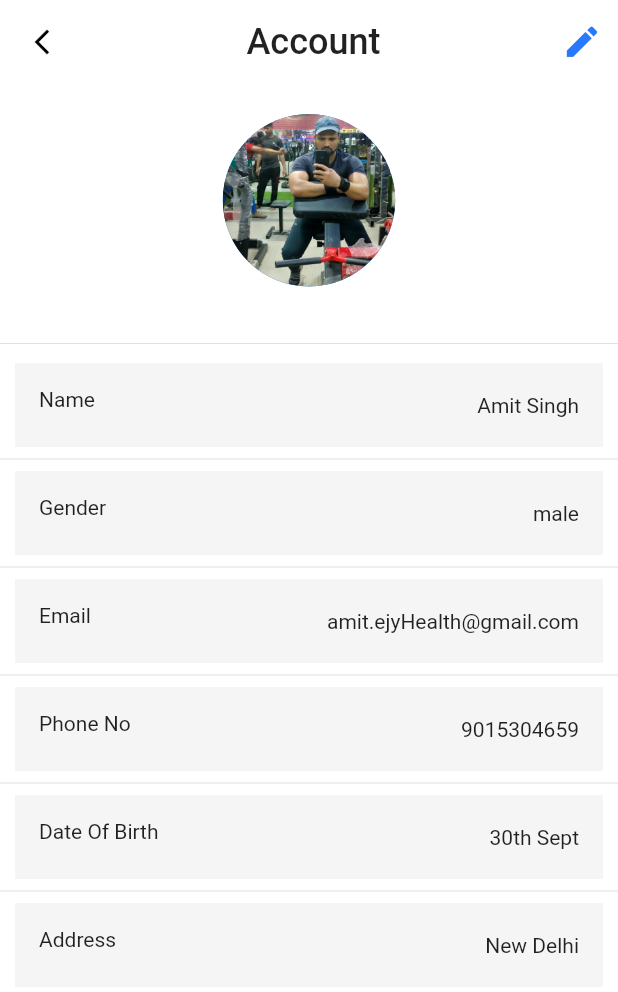
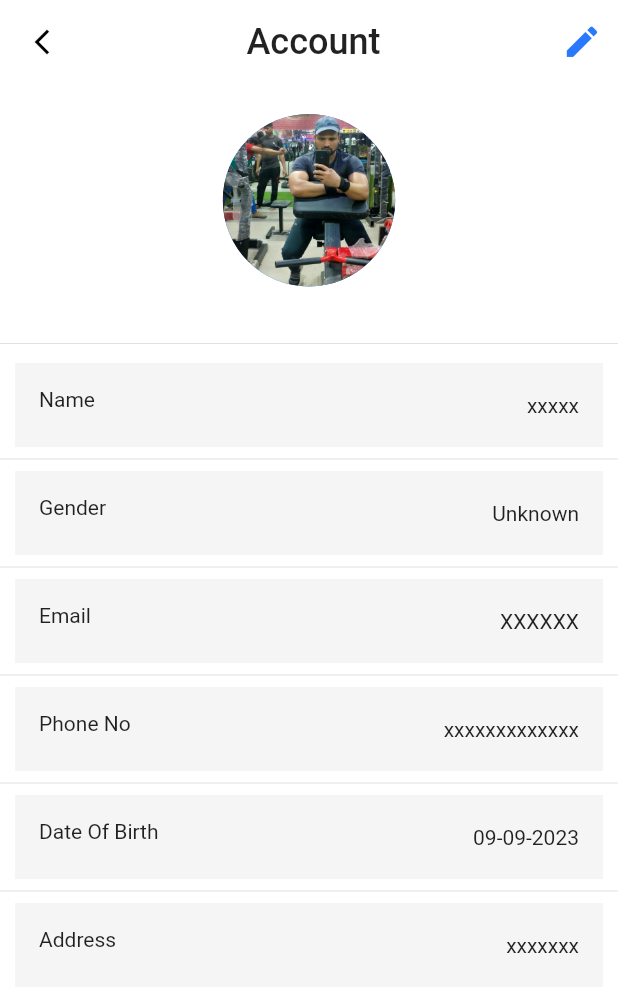
Before and after one commit to amitSingh1612/ejy_health, a Flutter app: the Profile screen opened directly, on a phone screen of 412 x 824 dp. Shown: the top 992 px of the screen. Run offline on Flutter 3.47's test engine with Material 2 defaults, Android fonts, the phone set to English and light mode, and no system bars; our stand-ins replace animate_do, animated_splash_screen, flutter_riverpod, flutter_svg, google_sign_in.

Commit message:
this is our second commit

```diff
--- /dev/null
+++ b/lib/Provider/profile_provider.dart
@@ -0,0 +1,21 @@
+import 'package:ejy_health/Models/profileDataModel.dart';
+import 'package:flutter/material.dart';
+import 'package:flutter_riverpod/flutter_riverpod.dart';
+
+
+class ProfileNotifier extends StateNotifier<ProfileData>{
+  ProfileNotifier():super(ProfileData(
+      address:" xxxxxxx",
+  dateOfBirth: DateTime.now(),
+  email: " XXXXXX",
+  gender:Gender.none,
+  name: "xxxxx",
+  phoneNumber: "xxxxxxxxxxxxx"));
+
+  void updateData(ProfileData newData){
+    state=newData;
+  }
+
+}
+
+final profileProvider=StateNotifierProvider<ProfileNotifier,ProfileData>((ref) =>ProfileNotifier());
--- a/lib/Screens/HomePage/Drawer/Account/Profile/profile.dart
+++ b/lib/Screens/HomePage/Drawer/Account/Profile/profile.dart
@@ -2,6 +2,11 @@ import 'package:ejy_health/Screens/HomePage/Drawer/Account/Profile/EditProfile/e
 import 'package:ejy_health/Screens/HomePage/Drawer/Account/account.dart';
 import 'package:ejy_health/Widgets/buttons.dart';
 import 'package:flutter/material.dart';
+import 'package:flutter_riverpod/flutter_riverpod.dart';
+import 'package:ejy_health/Provider/profile_provider.dart';
+import 'package:intl/intl.dart';
+
+import '../../../../../Models/profileDataModel.dart';
 
 
 class Profile extends StatefulWidget {
@@ -12,8 +17,24 @@ class Profile extends StatefulWidget {
 }
 
 class _ProfileState extends State<Profile> {
+
+  String _getGenderString(Gender? gender) {
+    if (gender == Gender.male) {
+      return 'Male';
+    } else if (gender == Gender.female) {
+      return 'Female';
+    } else if (gender == Gender.other) {
+      return 'Other';
+    } else {
+      return 'Unknown';
+    }
+  }
+
+
   @override
   Widget build(BuildContext context) {
+    //final updateProfile=ref.watch(profileProvider);
+
     return Scaffold(
       appBar: AppBar(
         leading: IconButton(
@@ -30,13 +51,25 @@ class _ProfileState extends State<Profile> {
           title: Text(" Account",
             style: Theme.of(context).textTheme.titleLarge!.copyWith(fontSize: 24),),
       actions: [
-        IconButton(
+        Consumer(
+          builder: (context, ref, child) {
+            final currentData=ref.watch(profileProvider);
+            return IconButton(
                 onPressed:(){
                   Navigator.push(context,
-                  MaterialPageRoute(builder: (context)=> const EditProfileScreen()));
-            }, icon: Icon(Icons.edit,size: 27, color: Colors.blueAccent.shade400,))
+                      MaterialPageRoute(
+                          builder: (context)=> EditProfileScreen(
+                            initialProfileData: currentData,
+                          )));
+                },
+                icon: Icon(Icons.edit,size: 27, color: Colors.blueAccent.shade400,));
+
+          }
+
+        )
       ]),
-      body:Column(
+      body:SingleChildScrollView(
+        child: Column(
           children: [
             Container(
               height: 115,
@@ -50,47 +83,52 @@ class _ProfileState extends State<Profile> {
             const Divider(),
             Container(
               margin:const  EdgeInsets.only(top: 5,bottom: 10),
-          child: Column(
-            children: const [
+            child: Consumer(
+
+              builder: (context, ref, child) {
+                final updateProfile=ref.watch(profileProvider);
+                return  Column(
+                children:  [
                 CustomListTile(
-                  leading: Text("Name"),
-              trailing: Text("Amit Singh")),
-              Divider(),
+                leading: const Text("Name"),
+                trailing:  Text(updateProfile.name ??" ")
+                ),
+                const Divider(),
                 CustomListTile(
-                leading:Text("Gender"),
-                trailing:Text("male"),
+                leading:const Text("Gender"),
+                  trailing: Text(_getGenderString(updateProfile.gender)),
+
                 ),
-              Divider(),
+                const Divider(),
                 CustomListTile(
-                leading:Text("Email"),
-                trailing:Text("amit.ejyHealth@gmail.com"),
+                leading:const Text("Email"),
+                trailing:Text(updateProfile.email ?? " "),
                 ),
-              Divider(),
+                const Divider(),
                 CustomListTile(
-                leading: Text("Phone No"),
-                trailing: Text(" 9015304659"),
+                leading: const Text("Phone No"),
+                trailing: Text(updateProfile.phoneNumber ?? " "),
                 ),
-              Divider(),
+                const Divider(),
                 CustomListTile(
-                leading: Text("Date Of Birth"),
-                trailing: Text(" 30th Sept"),
+                leading: const Text("Date Of Birth"),
+                trailing: Text(DateFormat('dd-MM-yyyy').format( updateProfile.dateOfBirth)),
                 ),
-              Divider(),
-              CustomListTile(leading: Text("Address"),
-              trailing: Text(" New Delhi"),),
-              SizedBox(height: 10,),
-              // Padding(
-              //   padding: const EdgeInsets.all(20.0),
-              //   child: CustomMaterialButton(
-              //     text: " Reset Password",
-              //     onPressed:(){},
-              //   ),
-              // )
+                const Divider(),
+                CustomListTile(leading: const Text("Address"),
+                trailing: Text(updateProfile.address ?? " "),),
+                const SizedBox(height: 10,),
 
 
+
+                ]
+                );
+              },
+
+            )
+                ),
           ],
-          ),),
-        ],
+        ),
       ),
     );
   }
--- a/lib/main.dart
+++ b/lib/main.dart
@@ -1,8 +1,10 @@
 import 'package:ejy_health/Screens/splashScreen.dart';
 import 'package:flutter/material.dart';
+import 'package:flutter_riverpod/flutter_riverpod.dart';
 void main(){
 
-  runApp(const MyApp());
+  runApp(
+      const ProviderScope( child:MyApp()));
 
 }
 class MyApp extends StatelessWidget {
--- a/pubspec.yaml
+++ b/pubspec.yaml
@@ -39,6 +39,9 @@ dependencies:
   flutter_svg: ^2.0.5
   animate_do: ^3.0.2
   intl: ^0.18.1
+  google_sign_in: ^6.1.5
+  http: ^0.13.6
+  flutter_riverpod: ^2.3.7
 
 dev_dependencies:
   flutter_test:
```
Also changed, not shown: lib/AuthService/authService.dart (added, +50 -0 lines), lib/Models/profileDataModel.dart (added, +23 -0 lines), lib/Screens/HomePage/Drawer/Account/LogOut/logout.dart (added, +34 -0 lines), lib/Screens/HomePage/Drawer/Account/Profile/EditProfile/EditProfileComponent/profileDetails.dart (+8 -5 lines), lib/Screens/HomePage/Drawer/Account/Profile/EditProfile/editProfileScreen.dart (+57 -16 lines), lib/Screens/HomePage/Drawer/Account/account.dart (+11 -3 lines), lib/Screens/HomePage/homeScreen/category.dart (added, +19 -0 lines), lib/Screens/HomePage/homeScreen/home.dart (added, +20 -0 lines), lib/Screens/HomePage/homeScreen/search.dart (added, +19 -0 lines), lib/Screens/HomePage/mainHome.dart (+40 -10 lines), lib/Screens/SignUp/SignUpComponent/social_Icon.dart (+7 -2 lines), pubspec.lock. Lines whose indentation alone changed are shown as unchanged.
